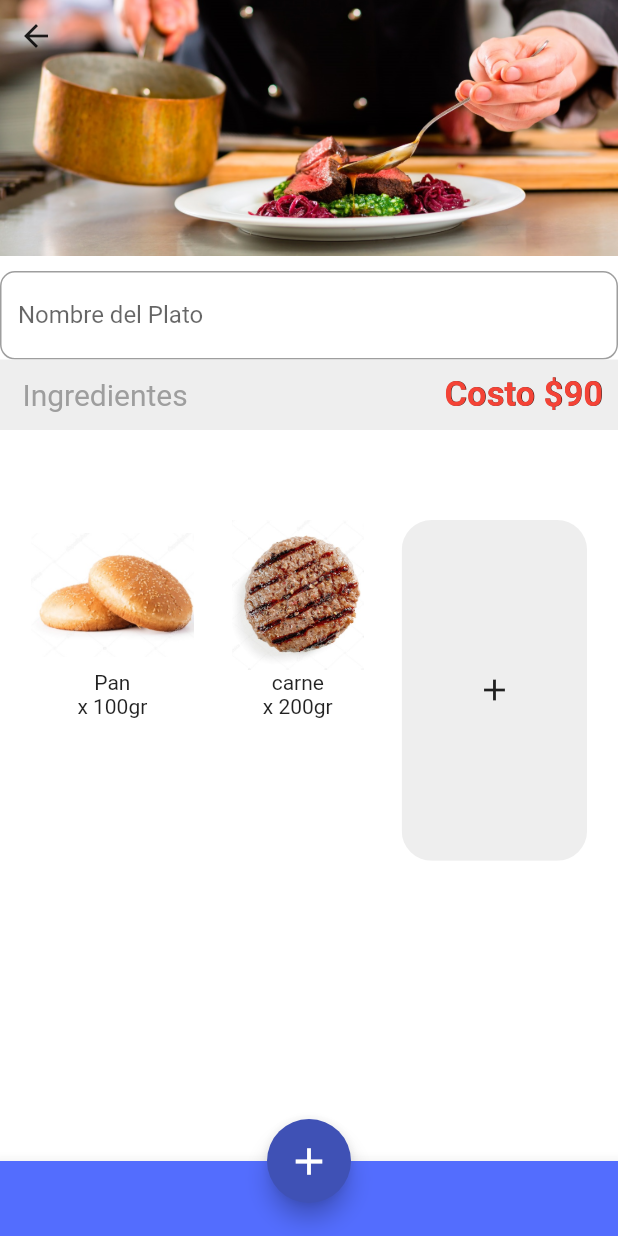
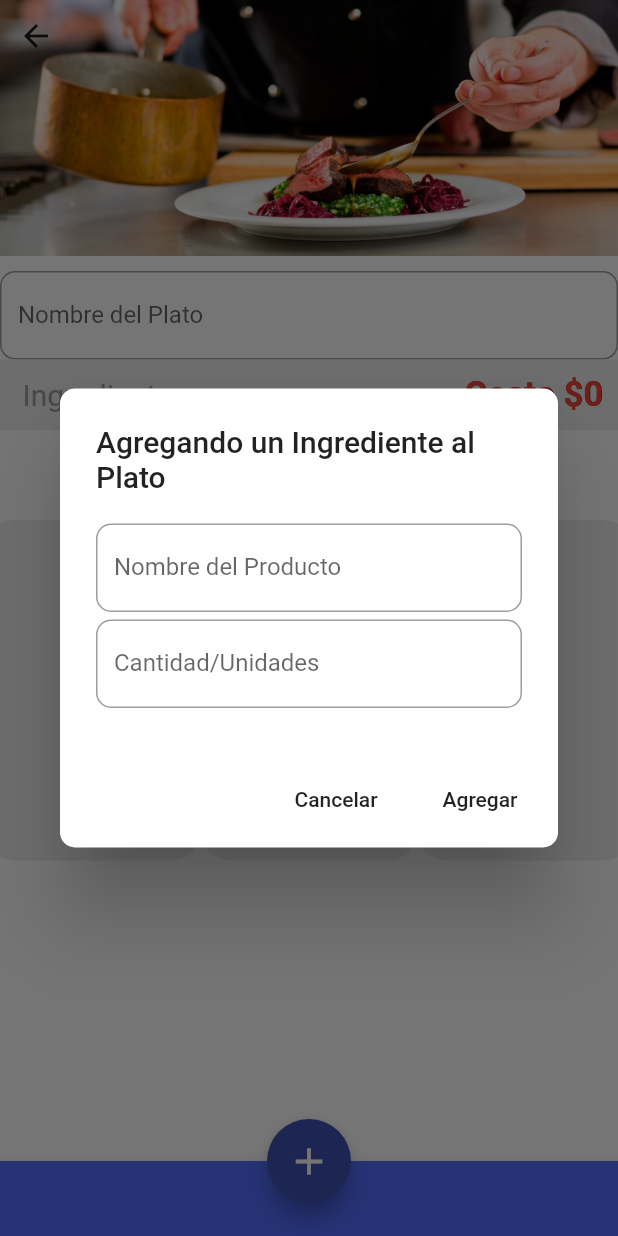
Before and after one commit to CrucittaLucas/CostosApp1, a Flutter app: the CrearPlatoPage screen opened by its route, after a tap on the "add" icon, on a phone screen of 412 x 824 dp. Run offline on Flutter 3.47's test engine with Material 2 defaults, Android fonts, the phone set to English and light mode, and no system bars; our stand-ins replace flutter_vector_icons.

Commit message:
modificacion pageView crear plato

```diff
--- a/lib/src/pages/crear_plato.dart
+++ b/lib/src/pages/crear_plato.dart
@@ -10,7 +10,64 @@ class CrearPlatoPage extends StatelessWidget {
       floatingActionButton: FloatingActionButton(
         backgroundColor: Colors.indigo,
         child: Icon(Icons.add, size: 30),
-        onPressed: () {},
+        onPressed: () {
+          showDialog(
+            context: context,
+            barrierDismissible: true,
+            builder: (context) {
+              return AlertDialog(
+                shape: RoundedRectangleBorder(
+                    borderRadius: BorderRadius.circular(10.0)),
+                title: Text('Agregando un Ingrediente al Plato'),
+                content: Column(
+                  mainAxisSize: MainAxisSize.min,
+                  children: <Widget>[
+                    TextField(
+                      //autofocus: true,
+                      textCapitalization: TextCapitalization.sentences,
+
+                      decoration: InputDecoration(
+                        border: OutlineInputBorder(
+                            borderRadius: BorderRadius.circular(10.0)),
+                        hintText: 'Nombre del Producto',
+                        labelText: 'Nombre del Producto',
+                      ),
+                      onChanged: (valor) {},
+                    ),
+                    SizedBox(
+                      height: 5,
+                    ),
+                    TextField(
+                      //autofocus: true,
+                      textCapitalization: TextCapitalization.sentences,
+
+                      decoration: InputDecoration(
+                        border: OutlineInputBorder(
+                            borderRadius: BorderRadius.circular(10.0)),
+                        hintText: 'Cantidad/Unidades',
+                        labelText: 'Cantidad/Unidades',
+                      ),
+                      onChanged: (valor) {},
+                    ),
+                    SizedBox(
+                      height: 5,
+                    ),
+                  ],
+                ),
+                actions: <Widget>[
+                  FlatButton(
+                    child: Text('Cancelar'),
+                    onPressed: () => Navigator.of(context).pop(),
+                  ),
+                  FlatButton(
+                    child: Text('Agregar'),
+                    onPressed: () {},
+                  )
+                ],
+              );
+            },
+          );
+        },
       ),
       bottomNavigationBar: BottomAppBar(
         color: Colors.indigoAccent,
@@ -61,7 +118,7 @@ class CrearPlatoPage extends StatelessWidget {
                 ),
                 Expanded(child: Container()),
                 Text(
-                  'Costo \$90',
+                  'Costo \$0',
                   style: TextStyle(
                       color: Colors.red,
                       fontSize: 23,
@@ -79,10 +136,10 @@ class CrearPlatoPage extends StatelessWidget {
             padding: EdgeInsets.only(top: 20),
             height: _screenSize.height * 0.3,
             child: PageView(
-              controller: PageController(initialPage: 1, viewportFraction: 0.3),
+              controller: PageController(initialPage: 1, viewportFraction: 0.35),
               children: <Widget>[
-                _fotoProducto1(),
-                _fotoProducto2(),
+                _fotoProducto3(),
+                _fotoProducto3(),
                 _fotoProducto3(),
               ],
             ),
@@ -122,6 +179,7 @@ class CrearPlatoPage extends StatelessWidget {
     return ClipRRect(
       borderRadius: BorderRadius.circular(20),
       child: Container(
+        margin: EdgeInsets.only(right: 3,left: 3),
           color: Colors.grey[200],
           child: Center(
               child: Icon(
```
